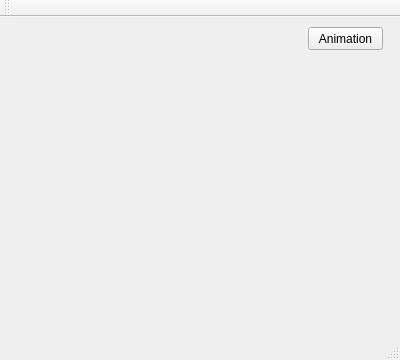
Above: QtDXSample/qtdxsample.ui from yushroom/qtdxsample before the change. Below: the same form after it.
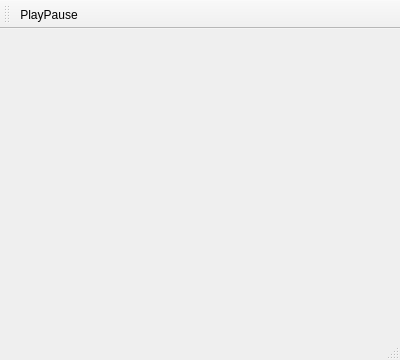
That is the form after the change. Icons and pictures are not drawn.

Patch:
```diff
--- a/QtDXSample/qtdxsample.ui
+++ b/QtDXSample/qtdxsample.ui
@@ -13,27 +13,7 @@
   <property name="windowTitle">
    <string>QtDXSample</string>
   </property>
-  <widget class="QWidget" name="centralWidget">
-   <widget class="QPushButton" name="pushButton">
-    <property name="geometry">
-     <rect>
-      <x>308</x>
-      <y>10</y>
-      <width>75</width>
-      <height>23</height>
-     </rect>
-    </property>
-    <property name="autoFillBackground">
-     <bool>false</bool>
-    </property>
-    <property name="text">
-     <string>Animation</string>
-    </property>
-    <property name="checkable">
-     <bool>true</bool>
-    </property>
-   </widget>
-  </widget>
+  <widget class="QWidget" name="centralWidget"/>
   <widget class="QMenuBar" name="menuBar">
    <property name="geometry">
     <rect>
@@ -51,8 +31,37 @@
    <attribute name="toolBarBreak">
     <bool>false</bool>
    </attribute>
+   <addaction name="actionPlayPause"/>
   </widget>
   <widget class="QStatusBar" name="statusBar"/>
+  <action name="actionPlayPause">
+   <property name="checkable">
+    <bool>true</bool>
+   </property>
+   <property name="checked">
+    <bool>false</bool>
+   </property>
+   <property name="enabled">
+    <bool>true</bool>
+   </property>
+   <property name="icon">
+    <iconset>
+     <activeoff>:/Resources/media-play-16.png</activeoff>
+     <activeon>:/Resources/media-pause-16.png</activeon>
+     <selectedoff>:/Resources/media-pause-16.png</selectedoff>
+     <selectedon>:/Resources/media-play-16.png</selectedon>
+    </iconset>
+   </property>
+   <property name="text">
+    <string>PlayPause</string>
+   </property>
+   <property name="toolTip">
+    <string>Start/Pause Animation</string>
+   </property>
+   <property name="shortcut">
+    <string>Ctrl+P</string>
+   </property>
+  </action>
  </widget>
  <layoutdefault spacing="6" margin="11"/>
  <resources>
```
Left out of the diff: 4 changed lines with no effect on the pictures.
